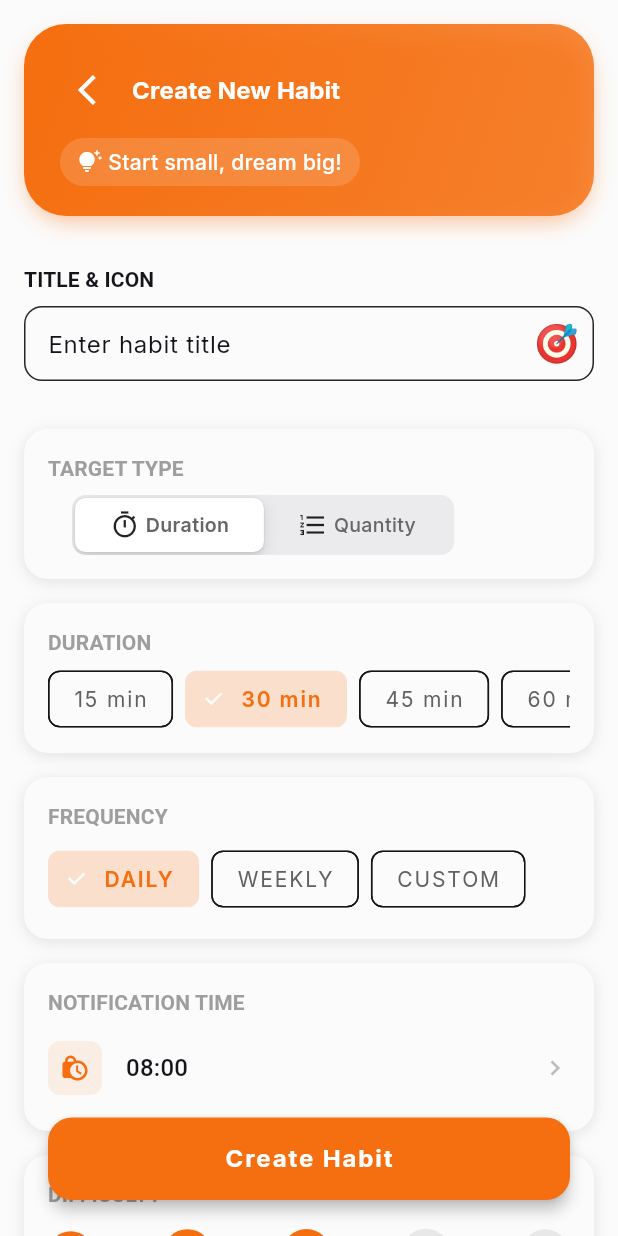
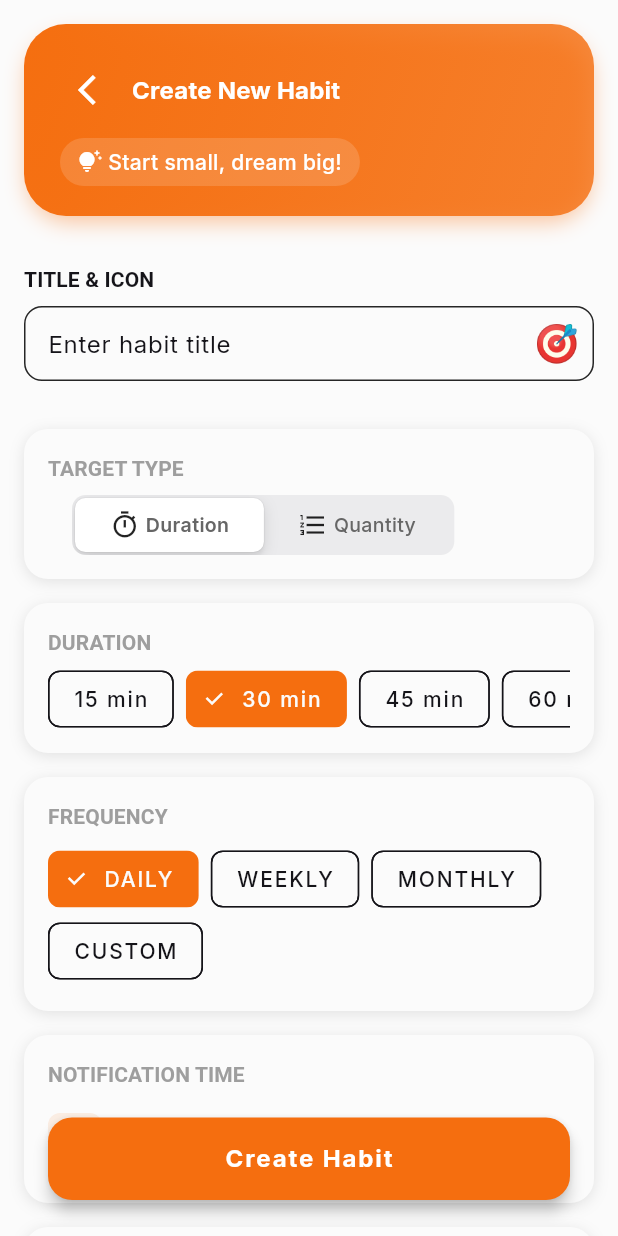
Before and after one commit to MCHTSEN/self_discipline_app, a Flutter app: the HabitCreationPage screen opened by its route, on a phone screen of 412 x 824 dp. Run offline on Flutter 3.47's test engine with Material 3 defaults, Android fonts, the phone set to English and light mode, and no system bars; our stand-ins replace auto_route, device_preview, emoji_picker_flutter, fl_chart, flutter_riverpod, google_fonts and 4 more; accounts and stored records are empty.

Commit message:
Enhance habit creation and recommendation UI
- Added target repetition feature in HabitCreationPage for improved habit tracking.
- Updated frequency options to include 'monthly' in HabitCreationPage.
- Refactored UI components in HabitRecommendationPage and SettingsPage for consistent styling, including adjustments to title layout and font sizes.
- Reduced expanded height of SliverAppBar in both HabitRecommendationPage and SettingsPage for a more compact design.

```diff
--- a/lib/presentation/pages/habit_creation/habit_creation_page.dart
+++ b/lib/presentation/pages/habit_creation/habit_creation_page.dart
@@ -30,6 +30,7 @@ class _HabitCreationPageState extends ConsumerState<HabitCreationPage> {
   int _targetDuration = 30;
   int _targetQuantity = 1;
   bool _isCustomTarget = false;
+  int _targetRepetition = 1;
   String _frequency = 'daily';
   List<int>? _customDays;
   TimeOfDay _notificationTime = const TimeOfDay(hour: 8, minute: 0);
@@ -37,17 +38,12 @@ class _HabitCreationPageState extends ConsumerState<HabitCreationPage> {
 
   static const List<int> predefinedDurations = [15, 30, 45, 60, 90];
   static const List<int> predefinedQuantities = [1, 2, 3, 5, 10];
-  static const List<String> frequencies = ['daily', 'weekly', 'custom'];
-  static const List<String> weekdays = [
-    'Mon',
-    'Tue',
-    'Wed',
-    'Thu',
-    'Fri',
-    'Sat',
-    'Sun'
+  static const List<String> frequencies = [
+    'daily',
+    'weekly',
+    'monthly',
+    'custom'
   ];
-  List<int> _selectedWeekdays = [];
 
   @override
   Widget build(BuildContext context) {
@@ -252,22 +248,6 @@ class _HabitCreationPageState extends ConsumerState<HabitCreationPage> {
                             (_targetType == 'duration'
                                 ? _targetDuration == value
                                 : _targetQuantity == value),
-                        selectedColor:
-                            AppSecondaryColors.liquidLava.withOpacity(0.2),
-                        labelStyle: TextStyle(
-                          color: !_isCustomTarget &&
-                                  (_targetType == 'duration'
-                                      ? _targetDuration == value
-                                      : _targetQuantity == value)
-                              ? AppSecondaryColors.liquidLava
-                              : Colors.grey.shade700,
-                          fontWeight: !_isCustomTarget &&
-                                  (_targetType == 'duration'
-                                      ? _targetDuration == value
-                                      : _targetQuantity == value)
-                              ? FontWeight.w600
-                              : FontWeight.normal,
-                        ),
                         onSelected: (selected) {
                           setState(() {
                             _isCustomTarget = false;
@@ -304,30 +284,15 @@ class _HabitCreationPageState extends ConsumerState<HabitCreationPage> {
   Widget _buildFrequencyCard() {
     return _buildCard(
       title: 'FREQUENCY',
-      child: Column(
-        crossAxisAlignment: CrossAxisAlignment.start,
-        children: [
-          Wrap(
+      child: Wrap(
         spacing: 8,
         children: frequencies.map((frequency) {
           return ChoiceChip(
             label: Text(frequency.toUpperCase()),
             selected: _frequency == frequency,
-                selectedColor: AppSecondaryColors.liquidLava.withOpacity(0.2),
-                labelStyle: TextStyle(
-                  color: _frequency == frequency
-                      ? AppSecondaryColors.liquidLava
-                      : Colors.grey.shade700,
-                  fontWeight: _frequency == frequency
-                      ? FontWeight.w600
-                      : FontWeight.normal,
-                ),
             onSelected: (selected) {
               setState(() {
                 _frequency = frequency;
-                    if (frequency != 'weekly') {
-                      _selectedWeekdays = [];
-                    }
                 if (frequency != 'custom') {
                   _customDays = null;
                 }
@@ -335,64 +300,6 @@ class _HabitCreationPageState extends ConsumerState<HabitCreationPage> {
             },
           );
         }).toList(),
-          ),
-          if (_frequency == 'weekly') ...[
-            Gap.normal,
-            Container(
-              height: 44,
-              child: ListView.separated(
-                scrollDirection: Axis.horizontal,
-                itemCount: weekdays.length,
-                separatorBuilder: (context, index) => Gap.extraLow,
-                itemBuilder: (context, index) {
-                  final isSelected = _selectedWeekdays.contains(index);
-                  return GestureDetector(
-                    onTap: () {
-                      setState(() {
-                        if (isSelected) {
-                          _selectedWeekdays.remove(index);
-                        } else {
-                          _selectedWeekdays.add(index);
-                        }
-                        _selectedWeekdays.sort();
-                      });
-                    },
-                    child: Container(
-                      width: 44,
-                      decoration: BoxDecoration(
-                        color: isSelected
-                            ? AppSecondaryColors.liquidLava
-                            : AppSecondaryColors.liquidLava.withOpacity(0.1),
-                        borderRadius: BorderRadius.circular(12),
-                      ),
-                      alignment: Alignment.center,
-                      child: Text(
-                        weekdays[index],
-                        style: TextStyle(
-                          color: isSelected
-                              ? Colors.white
-                              : AppSecondaryColors.liquidLava,
-                          fontWeight: FontWeight.w600,
-                          fontSize: 13,
-                        ),
-                      ),
-                    ),
-                  );
-                },
-              ),
-            ),
-            if (_selectedWeekdays.isEmpty) ...[
-              Gap.low,
-              Text(
-                'Please select at least one day',
-                style: TextStyle(
-                  color: Colors.red,
-                  fontSize: 12,
-                ),
-              ),
-            ],
-          ],
-        ],
       ),
     );
   }
@@ -753,17 +660,6 @@ class _HabitCreationPageState extends ConsumerState<HabitCreationPage> {
     if (_formKey.currentState!.validate()) {
       _formKey.currentState!.save();
 
-      // Validate weekday selection for weekly frequency
-      if (_frequency == 'weekly' && _selectedWeekdays.isEmpty) {
-        ScaffoldMessenger.of(context).showSnackBar(
-          const SnackBar(
-            content: Text('Please select at least one weekday'),
-            backgroundColor: Colors.red,
-          ),
-        );
-        return;
-      }
-
       final habit = HabitEntity(
         id: DateTime.now().toIso8601String(),
         title: _title,
@@ -772,7 +668,7 @@ class _HabitCreationPageState extends ConsumerState<HabitCreationPage> {
         targetValue:
             _targetType == 'duration' ? _targetDuration : _targetQuantity,
         frequency: _frequency,
-        customDays: _frequency == 'weekly' ? _selectedWeekdays : _customDays,
+        customDays: _customDays,
         notificationTime: DateTime(
           DateTime.now().year,
           DateTime.now().month,
```
Also changed, not shown: lib/presentation/pages/habit_recommendation/habit_recommendation_page.dart (+6 -7 lines), lib/presentation/pages/settings/settings_page.dart (+8 -9 lines). Lines whose indentation alone changed are shown as unchanged.
